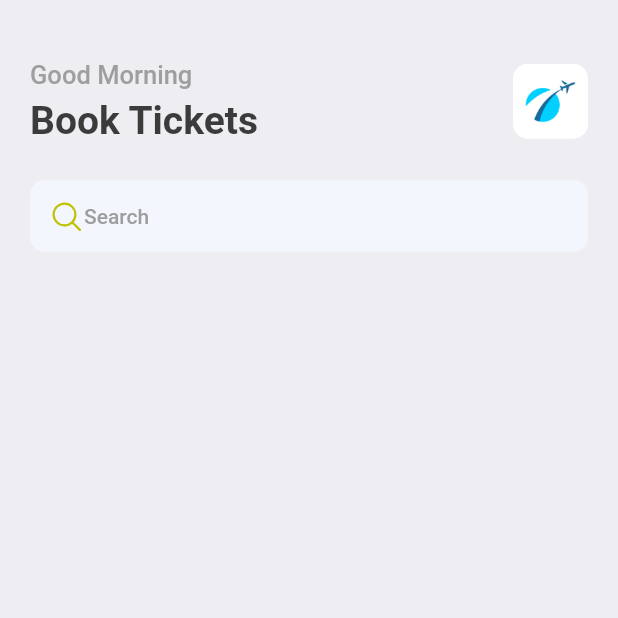
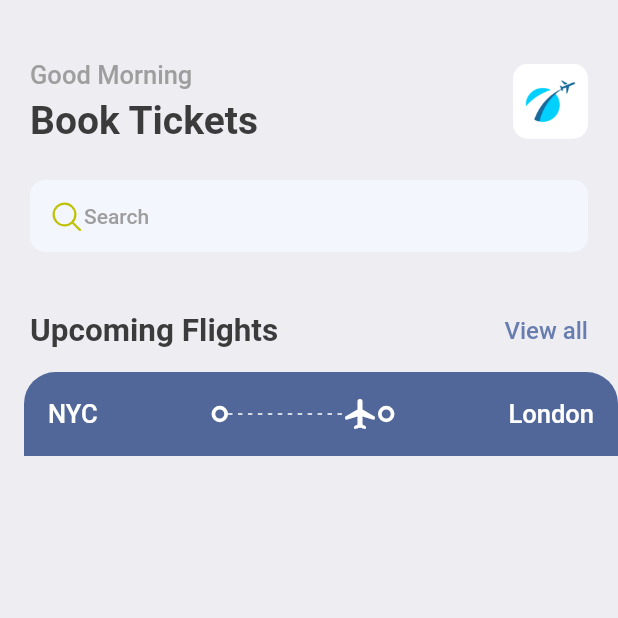
Before and after one commit to danilocampanhari21/ticket-online-app-flutter, a Flutter app: the HomeScreen screen opened directly, on a phone screen of 412 x 824 dp, the top half of it. Run offline on Flutter 3.47's test engine with Material 2 defaults, Android fonts, the phone set to English and light mode, and no system bars; our stand-ins replace fluentui_icons, gap.

```diff
--- a/lib/screens/home_screen.dart
+++ b/lib/screens/home_screen.dart
@@ -2,6 +2,7 @@ import 'package:fluentui_icons/fluentui_icons.dart';
 import 'package:flutter/cupertino.dart';
 import 'package:flutter/material.dart';
 import 'package:gap/gap.dart';
+import 'package:untitled1/screens/ticket_view.dart';
 
 import '../utils/app_styles.dart';
 
@@ -65,10 +66,24 @@ class HomeScreen extends StatelessWidget {
                       ),
                     ],
                   ),
+                ),
+                const Gap(40),
+                Row(
+                  mainAxisAlignment: MainAxisAlignment.spaceBetween,
+                  children: [
+                    Text("Upcoming Flights", style: Styles.headLineStyle2,),
+                    InkWell(
+                      onTap: (){
+                        print("You are tapped");
+                      },
+                        child: Text("View all", style: Styles.textStyle.copyWith(color: Styles.primaryColor),))
+                  ],
                 )
               ],
             ),
-          )
+          ),
+          const Gap(15),
+          TicketView(),
         ],
       ),
     );
--- /dev/null
+++ b/lib/screens/ticket_view.dart
@@ -0,0 +1,71 @@
+ import 'package:flutter/cupertino.dart';
+import 'package:flutter/material.dart';
+import 'package:untitled1/utils/app_layout.dart';
+import 'package:untitled1/utils/app_styles.dart';
+import 'package:untitled1/widgets/thick_container.dart';
+
+class TicketView extends StatelessWidget {
+   const TicketView({Key? key}) : super(key: key);
+
+   @override
+   Widget build(BuildContext context) {
+     final size = AppLayout.getSize(context);
+     return SizedBox(
+       width: size.width,
+       height: 200,
+       child: Container(
+         margin: const EdgeInsets.only(left: 16),
+         child: Column(
+           children: [
+             Container(
+               decoration: const BoxDecoration(
+                color: Color(0xFF526799),
+                 borderRadius: BorderRadius.only(topLeft: Radius.circular(21),
+                 topRight: Radius.circular(21))
+               ),
+               padding: const EdgeInsets.all(16),
+               child: Column(
+                 children: [
+                   Row(
+                     children: [
+                       Text("NYC", style: Styles.headLineStyle3.copyWith(color: Colors.white),),
+
+                       Expanded(child: Container()),
+                       ThickContainer(),
+                       Expanded(child: SizedBox(
+                         height: 24,
+                          child: LayoutBuilder(
+
+                            builder: (BuildContext context, BoxConstraints constraints) {
+                              print("The width is ${constraints.constrainWidth()}");
+                              return Flex(
+                                  direction: Axis.horizontal,
+                                  mainAxisAlignment: MainAxisAlignment.spaceBetween,
+                                  mainAxisSize: MainAxisSize.max,
+                                  children: List.generate((constraints.constrainWidth()/6).floor(), (index) => SizedBox(
+                                    width: 3, height: 1, child: DecoratedBox(decoration: BoxDecoration(
+                                    color: Colors.white
+                                  ),),
+                                  )),
+                                );
+                            },
+
+                          ),
+                       )),
+                       Icon(Icons.local_airport_rounded, color: Colors.white,),
+                       ThickContainer(),
+
+                       Expanded(child: Container()),
+
+                       Text("London", style: Styles.headLineStyle3.copyWith(color: Colors.white),),
+                     ],
+                   )
+                 ],
+               ),
+             )
+           ],
+         ),
+       ),
+     );
+   }
+ }
--- /dev/null
+++ b/lib/utils/app_layout.dart
@@ -0,0 +1,7 @@
+import 'package:flutter/cupertino.dart';
+
+class AppLayout{
+  static getSize(BuildContext context){
+    return MediaQuery.of(context).size;
+  }
+}
--- /dev/null
+++ b/lib/widgets/thick_container.dart
@@ -0,0 +1,17 @@
+import 'package:flutter/cupertino.dart';
+import 'package:flutter/material.dart';
+
+class ThickContainer extends StatelessWidget {
+  const ThickContainer({Key? key}) : super(key: key);
+
+  @override
+  Widget build(BuildContext context) {
+    return Container(
+      padding: const EdgeInsets.all(3.0),
+      decoration: BoxDecoration(
+        borderRadius: BorderRadius.circular(20),
+        border: Border.all(width: 2.5, color: Colors.white)
+      ),
+    );
+  }
+}
```
